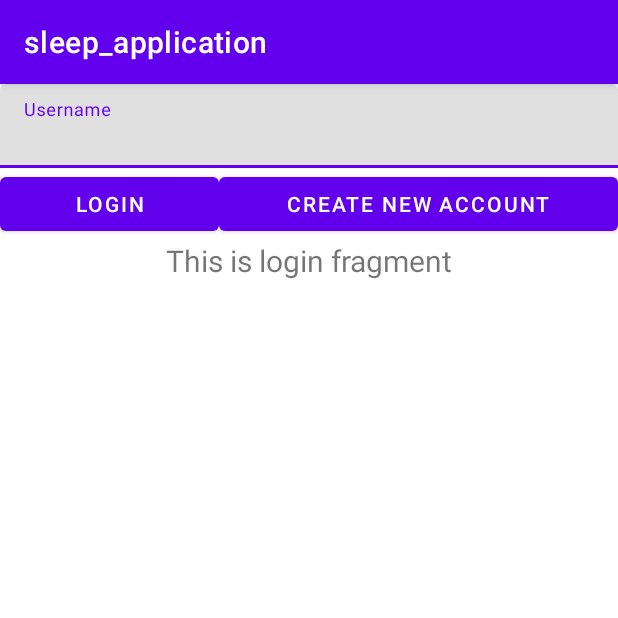
After one commit to Starlight-Solutions/android-main, an Android app: the fragment LoginFragment shown on its own in the app's theme, on a phone screen of 412 x 824 dp, the top half of it. The commit adds this screen. Run offline under Robolectric (Android 15) with nearby library versions, the phone set to English and light mode, and no system bars; 1 statement that could not run was skipped.

Commit message:
new UI fragment page

```diff
--- a/app/build.gradle.kts
+++ b/app/build.gradle.kts
@@ -43,6 +43,7 @@ dependencies {
     implementation("androidx.lifecycle:lifecycle-viewmodel-ktx:2.7.0")
     implementation("androidx.navigation:navigation-fragment:2.7.7")
     implementation("androidx.navigation:navigation-ui:2.7.7")
+    implementation("androidx.legacy:legacy-support-v4:1.0.0")
     testImplementation("junit:junit:4.13.2")
     androidTestImplementation("androidx.test.ext:junit:1.1.5")
     androidTestImplementation("androidx.test.espresso:espresso-core:3.5.1")
--- a/app/src/main/java/com/example/sleep_application/MainActivity.java
+++ b/app/src/main/java/com/example/sleep_application/MainActivity.java
@@ -32,7 +32,7 @@ public class MainActivity extends AppCompatActivity {
         // Passing each menu ID as a set of Ids because each
         // menu should be considered as top level destinations.
         mAppBarConfiguration = new AppBarConfiguration.Builder(
-                R.id.nav_home, R.id.nav_sleep_tracking, R.id.nav_slideshow)
+                R.id.nav_home, R.id.nav_sleep_tracking, R.id.nav_slideshow, R.id.nav_login)
                 .setOpenableLayout(drawer)
                 .build();
         NavController navController = Navigation.findNavController(this, R.id.nav_host_fragment_content_main);
--- /dev/null
+++ b/app/src/main/java/com/example/sleep_application/ui/login/LoginFragment.java
@@ -0,0 +1,53 @@
+package com.example.sleep_application.ui.login;
+
+import android.os.Bundle;
+import android.view.LayoutInflater;
+import android.view.View;
+import android.view.ViewGroup;
+import android.widget.TextView;
+
+import androidx.annotation.NonNull;
+import androidx.fragment.app.Fragment;
+import androidx.lifecycle.ViewModelProvider;
+
+import com.example.sleep_application.databinding.FragmentLoginBinding;
+
+public class LoginFragment extends Fragment {
+
+    private FragmentLoginBinding binding;
+
+    public View onCreateView(@NonNull LayoutInflater inflater,
+                             ViewGroup container, Bundle savedInstanceState) {
+        LoginViewModel loginViewModel =
+                new ViewModelProvider(this).get(LoginViewModel.class);
+
+        binding = FragmentLoginBinding.inflate(inflater, container, false);
+        View root = binding.getRoot();
+
+        final TextView textView = binding.textLogin;
+        loginViewModel.getText().observe(getViewLifecycleOwner(), textView::setText);
+
+
+        binding.loginButton.setOnClickListener(this::onClickLogin);
+
+
+        return root;
+    }
+
+    public void onClickLogin(View view) {
+        String username = binding.inputUsername.getText().toString();
+        if (username.equals("admin")) { // should check DB for account existence
+            // correct password, proceed to the next screen
+            binding.textLogin.setText("Login Successful");
+        } else {
+            binding.textLogin.setText("Username does not exist.");
+        }
+
+    }
+
+    @Override
+    public void onDestroyView() {
+        super.onDestroyView();
+        binding = null;
+    }
+}
--- /dev/null
+++ b/app/src/main/java/com/example/sleep_application/ui/login/LoginViewModel.java
@@ -0,0 +1,18 @@
+package com.example.sleep_application.ui.login;
+
+import androidx.lifecycle.LiveData;
+import androidx.lifecycle.MutableLiveData;
+import androidx.lifecycle.ViewModel;
+
+public class LoginViewModel extends ViewModel {
+    private final MutableLiveData<String> mText;
+
+    public LoginViewModel() {
+        mText = new MutableLiveData<>();
+        mText.setValue("This is login fragment");
+    }
+
+    public LiveData<String> getText() {
+        return mText;
+    }
+}
--- /dev/null
+++ b/app/src/main/res/layout/fragment_login.xml
@@ -0,0 +1,60 @@
+<?xml version="1.0" encoding="utf-8"?>
+<androidx.constraintlayout.widget.ConstraintLayout xmlns:android="http://schemas.android.com/apk/res/android"
+    xmlns:app="http://schemas.android.com/apk/res-auto"
+    xmlns:tools="http://schemas.android.com/tools"
+    android:id="@+id/text_login_username"
+    android:layout_width="match_parent"
+    android:layout_height="match_parent"
+    tools:context=".ui.login.LoginFragment">
+
+    <LinearLayout
+        android:layout_width="match_parent"
+        android:layout_height="match_parent"
+        android:orientation="vertical"
+        app:layout_constraintBottom_toBottomOf="parent"
+        app:layout_constraintTop_toTopOf="parent">
+
+        <com.google.android.material.textfield.TextInputLayout
+            android:id="@+id/textInputLayout"
+            android:layout_width="match_parent"
+            android:layout_height="wrap_content">
+
+            <com.google.android.material.textfield.TextInputEditText
+                android:id="@+id/input_username"
+                android:layout_width="match_parent"
+                android:layout_height="wrap_content"
+                android:hint="Username" />
+
+        </com.google.android.material.textfield.TextInputLayout>
+
+        <LinearLayout
+            android:layout_width="match_parent"
+            android:layout_height="wrap_content"
+            android:orientation="horizontal">
+
+            <Button
+                android:id="@+id/login_button"
+                android:layout_width="wrap_content"
+                android:layout_height="wrap_content"
+                android:layout_weight="1"
+                android:text="@string/menu_login" />
+
+            <Button
+                android:id="@+id/button"
+                android:layout_width="wrap_content"
+                android:layout_height="wrap_content"
+                android:layout_weight="1"
+                android:text="Create New Account" />
+
+        </LinearLayout>
+
+        <TextView
+            android:id="@+id/text_login"
+            android:layout_width="match_parent"
+            android:layout_height="wrap_content"
+            android:textAlignment="center"
+            android:textSize="20sp" />
+
+    </LinearLayout>
+
+</androidx.constraintlayout.widget.ConstraintLayout>
--- a/app/src/main/res/menu/activity_main_drawer.xml
+++ b/app/src/main/res/menu/activity_main_drawer.xml
@@ -16,5 +16,9 @@
             android:id="@+id/nav_slideshow"
             android:icon="@drawable/ic_menu_slideshow"
             android:title="@string/menu_slideshow" />
+        <item
+            android:id="@+id/nav_login"
+            android:icon="@android:drawable/ic_menu_myplaces"
+            android:title="Login" />
     </group>
 </menu>
--- a/app/src/main/res/navigation/mobile_navigation.xml
+++ b/app/src/main/res/navigation/mobile_navigation.xml
@@ -22,4 +22,10 @@
         android:name="com.example.sleep_application.ui.slideshow.SlideshowFragment"
         android:label="@string/menu_slideshow"
         tools:layout="@layout/fragment_slideshow" />
+
+    <fragment
+        android:id="@+id/nav_login"
+        android:name="com.example.sleep_application.ui.login.LoginFragment"
+        android:label="Login"
+        tools:layout="@layout/fragment_login" />
 </navigation>
--- a/app/src/main/res/values/strings.xml
+++ b/app/src/main/res/values/strings.xml
@@ -10,6 +10,7 @@
     <string name="menu_home">Home</string>
     <string name="menu_sleep_tracking">Sleep Tracking</string>
     <string name="menu_slideshow">Slideshow</string>
+    <string name="menu_login">Login</string>
 
     <string name="start">Start</string>
     <string name="stop">Stop</string>
```
